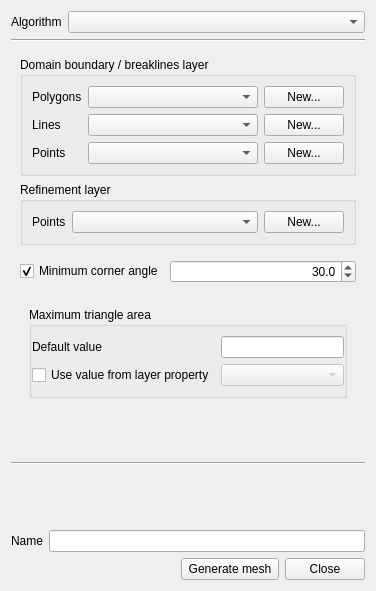
Old version of the form MeshToolsPlugin/ui_meshtoolsplugin.ui in the repository jdugge/MeshTools.
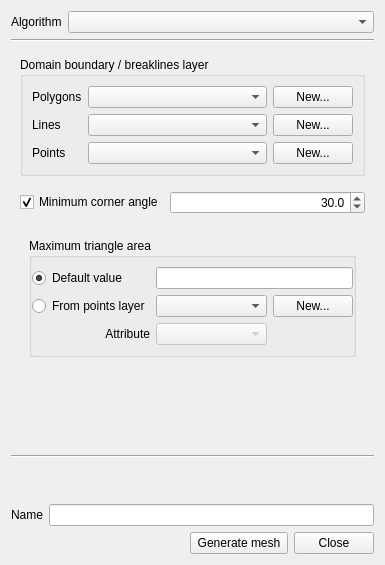
New version of the form.

Diff of the .ui file:
```diff
--- a/MeshToolsPlugin/ui_meshtoolsplugin.ui
+++ b/MeshToolsPlugin/ui_meshtoolsplugin.ui
@@ -6,8 +6,8 @@
    <rect>
     <x>0</x>
     <y>0</y>
-    <width>376</width>
-    <height>591</height>
+    <width>385</width>
+    <height>565</height>
    </rect>
   </property>
   <property name="windowTitle">
@@ -302,7 +302,7 @@
      </widget>
      <widget class="QWidget" name="pageTriangle">
       <layout class="QGridLayout" name="gridLayout_12">
-       <item row="4" column="0" rowspan="2" colspan="3">
+       <item row="3" column="0" rowspan="2" colspan="3">
         <widget class="QWidget" name="wArea" native="true">
          <layout class="QGridLayout" name="gridLayout_4">
           <item row="0" column="0" colspan="2">
@@ -317,30 +317,69 @@
              <property name="rightMargin">
               <number>0</number>
              </property>
-             <item row="0" column="1">
+             <item row="2" column="2">
+              <widget class="QComboBox" name="cbTriangleRefinementPoints">
+               <property name="sizePolicy">
+                <sizepolicy hsizetype="Preferred" vsizetype="Fixed">
+                 <horstretch>1</horstretch>
+                 <verstretch>0</verstretch>
+                </sizepolicy>
+               </property>
+              </widget>
+             </item>
+             <item row="2" column="3">
+              <widget class="QPushButton" name="pbTriangleRefinementNewPoints">
+               <property name="sizePolicy">
+                <sizepolicy hsizetype="Fixed" vsizetype="Fixed">
+                 <horstretch>0</horstretch>
+                 <verstretch>0</verstretch>
+                </sizepolicy>
+               </property>
+               <property name="text">
+                <string>New...</string>
+               </property>
+              </widget>
+             </item>
+             <item row="0" column="2" colspan="2">
               <widget class="QLineEdit" name="leTriangleArea"/>
              </item>
-             <item row="0" column="0">
-              <widget class="QLabel" name="label_16">
-               <property name="text">
-                <string>Default value</string>
-               </property>
-              </widget>
-             </item>
-             <item row="1" column="0">
-              <widget class="QCheckBox" name="chkbAreaFromLayer">
-               <property name="text">
-                <string>Use value from layer property</string>
-               </property>
-              </widget>
-             </item>
-             <item row="1" column="1">
+             <item row="4" column="2">
               <widget class="QComboBox" name="cbTriangleArea">
                <property name="enabled">
                 <bool>false</bool>
                </property>
               </widget>
              </item>
+             <item row="0" column="0">
+              <widget class="QRadioButton" name="radioButton">
+               <property name="text">
+                <string>Default value</string>
+               </property>
+               <property name="checked">
+                <bool>true</bool>
+               </property>
+              </widget>
+             </item>
+             <item row="2" column="0">
+              <widget class="QRadioButton" name="radioButton_2">
+               <property name="text">
+                <string>From points layer</string>
+               </property>
+               <property name="checked">
+                <bool>false</bool>
+               </property>
+              </widget>
+             </item>
+             <item row="4" column="0">
+              <widget class="QLabel" name="label_7">
+               <property name="text">
+                <string>Attribute</string>
+               </property>
+               <property name="alignment">
+                <set>Qt::AlignRight|Qt::AlignTrailing|Qt::AlignVCenter</set>
+               </property>
+              </widget>
+             </item>
             </layout>
            </widget>
           </item>
@@ -428,7 +467,7 @@
          </layout>
         </widget>
        </item>
-       <item row="3" column="0" colspan="3">
+       <item row="2" column="0" colspan="3">
         <widget class="QWidget" name="wAngle" native="true">
          <layout class="QGridLayout" name="gridLayout_2" columnstretch="0,1">
           <property name="leftMargin">
@@ -487,40 +526,7 @@
          </layout>
         </widget>
        </item>
-       <item row="2" column="0" colspan="3">
-        <widget class="QGroupBox" name="groupBox_6">
-         <property name="title">
-          <string>Refinement layer</string>
-         </property>
-         <layout class="QGridLayout" name="gridLayout_10">
-          <item row="0" column="0">
-           <widget class="QLabel" name="label_18">
-            <property name="text">
-             <string>Points</string>
-            </property>
-           </widget>
-          </item>
-          <item row="0" column="2">
-           <widget class="QPushButton" name="pbTriangleRefinementNewPoints">
-            <property name="text">
-             <string>New...</string>
-            </property>
-           </widget>
-          </item>
-          <item row="0" column="1">
-           <widget class="QComboBox" name="cbTriangleRefinementPoints">
-            <property name="sizePolicy">
-             <sizepolicy hsizetype="Preferred" vsizetype="Fixed">
-              <horstretch>1</horstretch>
-              <verstretch>0</verstretch>
-             </sizepolicy>
-            </property>
-           </widget>
-          </item>
-         </layout>
-        </widget>
-       </item>
-       <item row="6" column="1">
+       <item row="5" column="1">
         <spacer name="verticalSpacer_2">
          <property name="orientation">
           <enum>Qt::Vertical</enum>
```
Left out of the diff: 16 changed lines with no effect on the pictures.
